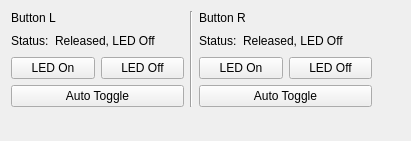
Tinkerforge/brickv, file src/brickv/plugin_system/plugins/dual_button/ui/dual_button.ui: the form before one commit.
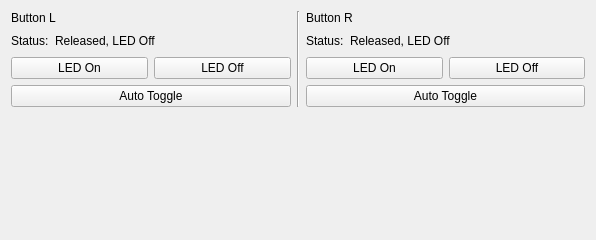
The form after the commit.

The edit to the form file:
```diff
--- a/src/brickv/plugin_system/plugins/dual_button/ui/dual_button.ui
+++ b/src/brickv/plugin_system/plugins/dual_button/ui/dual_button.ui
@@ -6,8 +6,8 @@
    <rect>
     <x>0</x>
     <y>0</y>
-    <width>411</width>
-    <height>141</height>
+    <width>596</width>
+    <height>240</height>
    </rect>
   </property>
   <property name="windowTitle">
@@ -157,19 +157,6 @@
        </item>
       </layout>
      </item>
-     <item>
-      <spacer name="horizontalSpacer">
-       <property name="orientation">
-        <enum>Qt::Horizontal</enum>
-       </property>
-       <property name="sizeHint" stdset="0">
-        <size>
-         <width>40</width>
-         <height>20</height>
-        </size>
-       </property>
-      </spacer>
-     </item>
     </layout>
    </item>
    <item>
```
